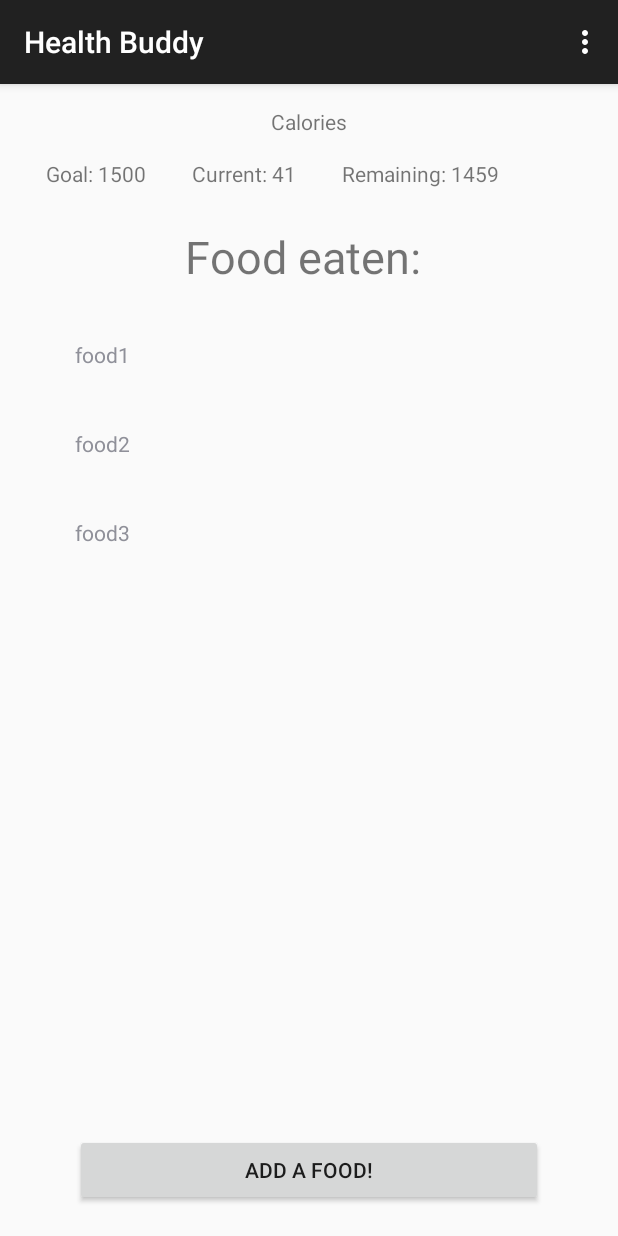
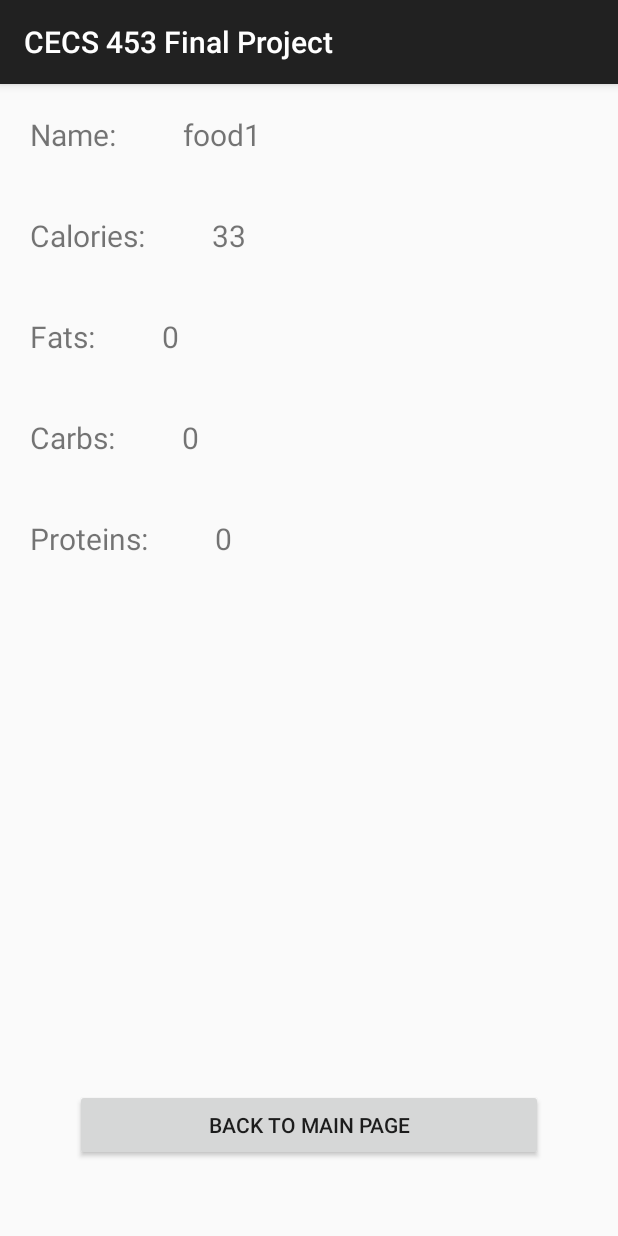
Before and after one commit to MJSanfelippo/CECS453FinalProject, an Android app: the screen it shows after launch (MainActivity before the commit, DisplayFoodInfoActivity after it), after a tap on "food1", on a phone screen of 412 x 824 dp. Run offline under Robolectric (Android 15) with nearby library versions, the phone set to English and light mode, and no system bars.

Commit message:
Added even more functionality. The following functionality has been added:
1. You can now click on a food item in the list and it will bring you to a new activity that displays the info about that food

```diff
--- a/app/src/main/AndroidManifest.xml
+++ b/app/src/main/AndroidManifest.xml
@@ -16,8 +16,10 @@
                 <category android:name="android.intent.category.LAUNCHER" />
             </intent-filter>
         </activity>
+        <activity android:name=".DisplayFoodInfoActivity"></activity>
         <activity android:name=".ProfileActivity"></activity>
         <activity android:name=".AddNewFoodActivity"></activity>
+
     </application>
 
 </manifest>
--- /dev/null
+++ b/app/src/main/java/android/csulb/edu/cecs453finalproject/DisplayFoodInfoActivity.java
@@ -0,0 +1,59 @@
+package android.csulb.edu.cecs453finalproject;
+
+import android.content.Intent;
+import android.os.Bundle;
+import android.support.v7.app.AppCompatActivity;
+import android.view.View;
+import android.widget.Button;
+import android.widget.TextView;
+
+/**
+ * Created by mjsan on 11/12/2017.
+ */
+
+public class DisplayFoodInfoActivity extends AppCompatActivity {
+
+    private TextView name;
+    private TextView calories;
+    private TextView carbs;
+    private TextView proteins;
+    private TextView fats;
+
+    Button returnButton;
+
+    @Override
+    protected void onCreate(Bundle savedInstanceState) {
+        super.onCreate(savedInstanceState);
+        setContentView(R.layout.activity_display_food_info);
+
+        name = (TextView) findViewById(R.id.realNameTextView);
+        calories = (TextView) findViewById(R.id.realCaloriesTextView);
+        carbs = (TextView) findViewById(R.id.realCarbsTextView);
+        proteins = (TextView) findViewById(R.id.realProteinsTextView);
+        fats = (TextView) findViewById(R.id.realFatsTextView);
+
+        returnButton = (Button) findViewById(R.id.backToMainPageButton);
+
+        returnButton.setOnClickListener(new View.OnClickListener() {
+            @Override
+            public void onClick(View view) {
+                onBackPressed();
+            }
+        });
+        Intent intent = getIntent();
+        Bundle b = intent.getExtras();
+
+        String realName = b.getString("name");
+        int realCalories = b.getInt("calories");
+        int realCarbs = b.getInt("carbs");
+        int realProteins = b.getInt("proteins");
+        int realFats = b.getInt("fats");
+
+        name.setText(realName);
+        calories.setText(realCalories+"");
+        carbs.setText(realCarbs+"");
+        proteins.setText(realProteins+"");
+        fats.setText(realFats+"");
+
+    }
+}
--- a/app/src/main/java/android/csulb/edu/cecs453finalproject/MainActivity.java
+++ b/app/src/main/java/android/csulb/edu/cecs453finalproject/MainActivity.java
@@ -56,7 +56,17 @@ public class MainActivity extends AppCompatActivity {
             @Override
             public void onClick(View view) {
                 FoodItem foodItem = (FoodItem) view.getTag();
-                Toast.makeText(getApplicationContext(), foodItem.getName()+" " + foodItem.getCalories(), Toast.LENGTH_LONG).show();
+
+                Bundle b = new Bundle();
+                b.putString("name", foodItem.getName());
+                b.putInt("calories", foodItem.getCalories());
+                b.putInt("fats", foodItem.getFats());
+                b.putInt("proteins", foodItem.getProtein());
+                b.putInt("carbs", foodItem.getCarbs());
+
+                Intent intent = new Intent(MainActivity.this, DisplayFoodInfoActivity.class);
+                intent.putExtras(b);
+                startActivity(intent);
 
             }
         });
@@ -151,6 +161,16 @@ public class MainActivity extends AppCompatActivity {
     }
 
     @Override
+    protected void onPause() {
+        super.onPause();
+    }
+
+    @Override
+    protected void onResume() {
+        super.onResume();
+    }
+
+    @Override
     protected void onActivityResult(int requestCode, int resultCode, Intent intent) {
 
         if (requestCode == 69) {
--- a/app/src/main/res/layout/activity_add_new_food.xml
+++ b/app/src/main/res/layout/activity_add_new_food.xml
@@ -2,7 +2,6 @@
 <RelativeLayout
     xmlns:android="http://schemas.android.com/apk/res/android"
     xmlns:tools="http://schemas.android.com/tools"
-    xmlns:app="http://schemas.android.com/apk/res-auto"
     android:layout_width="match_parent"
     android:layout_height="match_parent"
     tools:context="android.csulb.edu.cecs453finalproject.AddNewFoodActivity">
--- /dev/null
+++ b/app/src/main/res/layout/activity_display_food_info.xml
@@ -0,0 +1,110 @@
+<?xml version="1.0" encoding="utf-8"?>
+<RelativeLayout
+    xmlns:android="http://schemas.android.com/apk/res/android"
+    xmlns:tools="http://schemas.android.com/tools"
+    android:layout_width="match_parent"
+    android:layout_height="match_parent"
+    tools:context="android.csulb.edu.cecs453finalproject.DisplayFoodInfoActivity">
+
+   <TextView
+       android:id="@+id/nameTextView"
+       android:layout_width="wrap_content"
+       android:layout_height="wrap_content"
+       android:text="Name: "
+       android:padding="20dp"
+       android:textSize="20sp"/>
+    <TextView
+        android:layout_width="match_parent"
+        android:layout_height="wrap_content"
+        android:textSize="20sp"
+        android:padding="20dp"
+        android:id="@+id/realNameTextView"
+        android:text="default name here"
+        android:layout_toRightOf="@+id/nameTextView"/>
+
+    <TextView
+        android:id="@+id/caloriesTextView"
+        android:layout_width="wrap_content"
+        android:layout_height="wrap_content"
+        android:layout_below="@+id/nameTextView"
+        android:text="Calories: "
+        android:padding="20dp"
+        android:textSize="20sp"/>
+
+    <TextView
+        android:layout_width="match_parent"
+        android:layout_height="wrap_content"
+        android:textSize="20sp"
+        android:id="@+id/realCaloriesTextView"
+        android:padding="20dp"
+        android:text="default cals here"
+        android:layout_toRightOf="@+id/caloriesTextView"
+        android:layout_below="@+id/nameTextView"/>
+
+    <TextView
+        android:id="@+id/fatsTextView"
+        android:layout_width="wrap_content"
+        android:layout_height="wrap_content"
+        android:layout_below="@+id/caloriesTextView"
+        android:text="Fats: "
+        android:padding="20dp"
+        android:textSize="20sp"/>
+
+    <TextView
+        android:layout_width="match_parent"
+        android:layout_height="wrap_content"
+        android:textSize="20sp"
+        android:id="@+id/realFatsTextView"
+        android:padding="20dp"
+        android:text="default fats here"
+        android:layout_toRightOf="@+id/fatsTextView"
+        android:layout_below="@+id/realCaloriesTextView"/>
+
+    <TextView
+        android:id="@+id/carbsTextView"
+        android:layout_width="wrap_content"
+        android:layout_height="wrap_content"
+        android:layout_below="@+id/fatsTextView"
+        android:text="Carbs: "
+        android:padding="20dp"
+        android:textSize="20sp"/>
+
+    <TextView
+        android:layout_width="match_parent"
+        android:layout_height="wrap_content"
+        android:textSize="20sp"
+        android:id="@+id/realCarbsTextView"
+        android:padding="20dp"
+        android:text="default carbs here"
+        android:layout_toRightOf="@+id/carbsTextView"
+        android:layout_below="@+id/realFatsTextView"/>
+    <TextView
+        android:id="@+id/proteinsTextView"
+        android:layout_width="wrap_content"
+        android:layout_height="wrap_content"
+        android:layout_below="@+id/carbsTextView"
+        android:text="Proteins: "
+        android:padding="20dp"
+        android:textSize="20sp"/>
+
+    <TextView
+        android:layout_width="match_parent"
+        android:layout_height="wrap_content"
+        android:textSize="20sp"
+        android:id="@+id/realProteinsTextView"
+        android:padding="20dp"
+        android:text="default fats here"
+        android:layout_toRightOf="@+id/proteinsTextView"
+        android:layout_below="@+id/realCarbsTextView"/>
+
+    <Button
+        android:layout_width="match_parent"
+        android:id="@+id/backToMainPageButton"
+        android:layout_height="wrap_content"
+        android:text="Back to main page"
+        android:layout_alignParentBottom="true"
+        android:layout_margin="50dp"
+        />
+
+
+</RelativeLayout>
```
